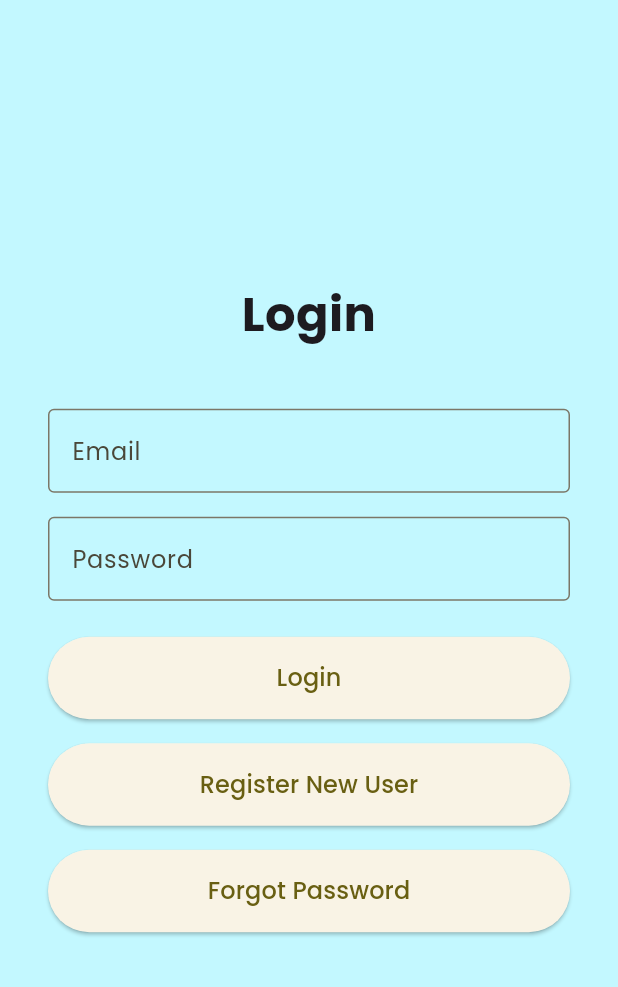
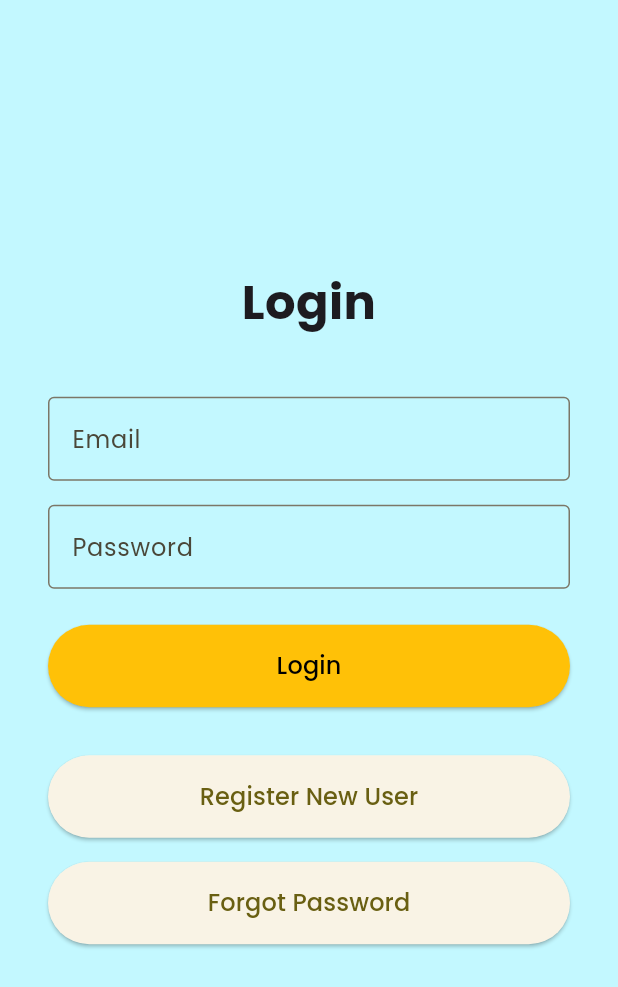
Before and after one commit to ChrisTuck04/OnPAR, a Flutter app: the screen it shows after launch, on a phone screen of 412 x 824 dp. Shown: the top 987 px of the screen. Run offline on Flutter 3.47's test engine with Material 3 defaults, Android fonts, the phone set to English and light mode, and no system bars; our stand-ins replace flutter_dotenv, google_fonts, jwt_decoder, logger, table_calendar.

Commit message:
Updated build, fixed localization issue with time display on Events, updated login button to be more distinct

```diff
--- a/FlutterApplication/lib/pages/calendar_page.dart
+++ b/FlutterApplication/lib/pages/calendar_page.dart
@@ -816,9 +816,9 @@ class _CalendarPageState extends State<CalendarPage> {
                           children: [
                             if (event.content.isNotEmpty) Text(event.content),
                             Text('From: ${DateFormat('h:mm a').format(
-                                event.startTime.toLocal())}'),
+                                event.startTime)}'),
                             Text('To: ${DateFormat('h:mm a').format(
-                                event.endTime.toLocal())}'),
+                                event.endTime)}'),
                             if (event.recurring)
                               Text('Repeats on: ${event.recurDays?.map((d) =>
                               [
--- a/FlutterApplication/lib/pages/login_page.dart
+++ b/FlutterApplication/lib/pages/login_page.dart
@@ -37,9 +37,6 @@ class _LoginPageState extends State<LoginPage> {
       );
 
       if (response.statusCode == 200) {
-        print("--- RAW LOGIN RESPONSE ---");
-        print(response.body);
-        print("--------------------------");
         final data = jsonDecode(response.body);
 
         final token = data['token'];
@@ -116,10 +113,14 @@ class _LoginPageState extends State<LoginPage> {
               const SizedBox(height: 24),
               ElevatedButton(
                 onPressed: _isLoading ? null : _login,
-                style: ElevatedButton.styleFrom(padding: const EdgeInsets.symmetric(vertical: 16)),
+                style: ElevatedButton.styleFrom(
+                  padding: const EdgeInsets.symmetric(vertical: 16),
+                  foregroundColor: Colors.black,
+                  backgroundColor: Colors.amber,
+                ),
                 child: _isLoading ? const CircularProgressIndicator() : const Text('Login', style: TextStyle(fontSize: 16)),
               ),
-              const SizedBox(height: 16),
+              const SizedBox(height: 32),
               ElevatedButton(
                 onPressed: _openRegister,
                 style: ElevatedButton.styleFrom(padding: const EdgeInsets.symmetric(vertical: 16)),
```
Also changed, not shown: 3 other files.
